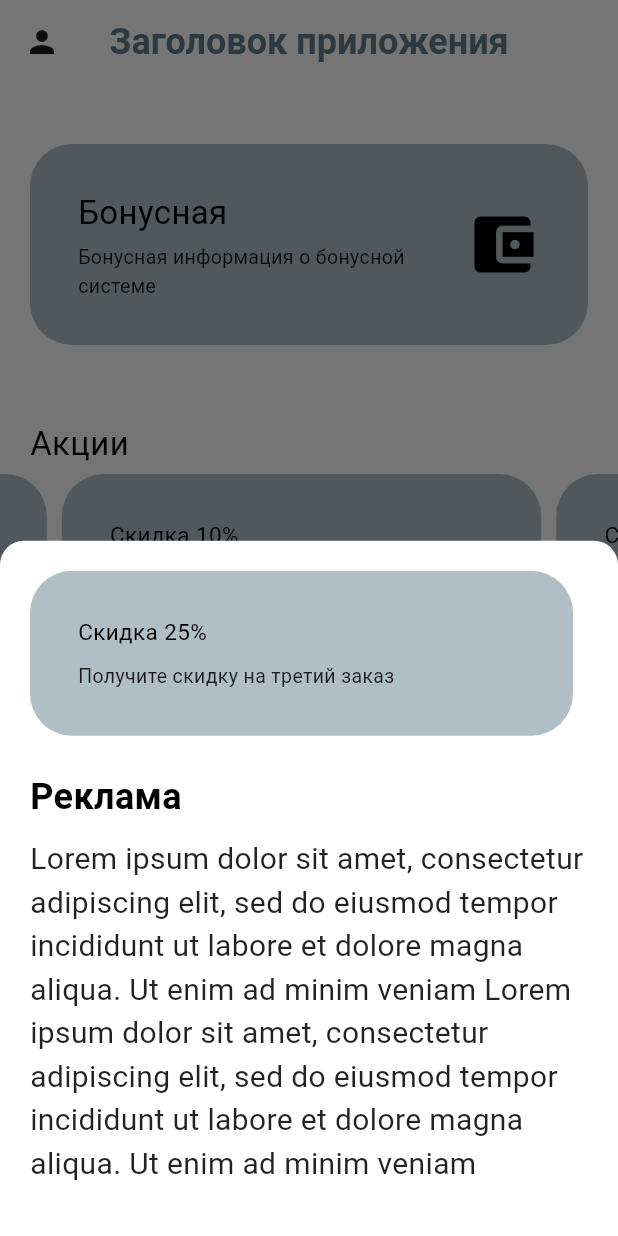
After one commit to ArtyomKorn1lov/FlutterDemo, a Flutter app: the screen it shows after launch, after a tap on "Скидка 25%", on a phone screen of 412 x 824 dp. The commit adds this screen. Run offline on Flutter 3.47's test engine with Material 3 defaults, Android fonts, the phone set to English and light mode, and no system bars; drawn by our look-alikes of carousel_slider.

Commit message:
Детальная информация слайдера карточки

```diff
--- a/lib/screens/home_screen.dart
+++ b/lib/screens/home_screen.dart
@@ -1,32 +1,85 @@
 import 'package:flutter/material.dart';
 import 'package:flutterdemo/widgets/bonus.dart';
 import 'package:flutterdemo/widgets/slider.dart';
-import 'package:flutterdemo/utils/slider_card_model.dart';
+import 'package:flutterdemo/utils/SliderCardModel.dart';
+import 'package:flutterdemo/widgets/card_detail.dart';
 
 class HomeScreen extends StatelessWidget {
   HomeScreen({super.key});
 
   final List<SliderCardModel> sales = [
-    SliderCardModel(title: "Скидка 10%", description: "Получите скидку на первый заказ сейчас"),
-    SliderCardModel(title: "Скидка 5%", description: "Получите скидку на второй заказ"),
-    SliderCardModel(title: "Скидка 25%", description: "Получите скидку на третий заказ"),
+    SliderCardModel(
+      title: "Скидка 10%",
+      description: "Получите скидку на первый заказ сейчас",
+    ),
+    SliderCardModel(
+      title: "Скидка 5%",
+      description: "Получите скидку на второй заказ",
+    ),
+    SliderCardModel(
+      title: "Скидка 25%",
+      description: "Получите скидку на третий заказ",
+    ),
   ];
 
   final List<SliderCardModel> news = [
-    SliderCardModel(title: "Новые события", description: "Lorem ipsum dolor sit amet, consectetur adipiscing elit, sed do eiusmod tempor incididunt ut labore et dolore magna aliqua. Ut enim ad minim veniam"),
-    SliderCardModel(title: "Не новые события%", description: "Lorem ipsum dolor sit amet, consectetur adipiscing elit"),
-    SliderCardModel(title: "Свежие события", description: "Lorem ipsum dolor sit amet, consectetur adipiscing elit, sed do eiusmod tempor incididunt"),
+    SliderCardModel(
+      title: "Новые события",
+      description:
+          "Lorem ipsum dolor sit amet, consectetur adipiscing elit, sed do eiusmod tempor incididunt ut labore et dolore magna aliqua. Ut enim ad minim veniam",
+    ),
+    SliderCardModel(
+      title: "Не новые события%",
+      description: "Lorem ipsum dolor sit amet, consectetur adipiscing elit",
+    ),
+    SliderCardModel(
+      title: "Свежие события",
+      description:
+          "Lorem ipsum dolor sit amet, consectetur adipiscing elit, sed do eiusmod tempor incididunt",
+    ),
   ];
 
   final List<SliderCardModel> products = [
-    SliderCardModel(title: "Товар 1", description: "Lorem ipsum dolor sit amet, consectetur adipiscing elit, sed do eiusmod tempor incididunt ut labore et dolore magna aliqua. Ut enim ad minim veniam"),
-    SliderCardModel(title: "Товар 2", description: "Lorem ipsum dolor sit amet, consectetur adipiscing elit, sed do eiusmod tempor incididunt ut labore et dolore magna aliqua. Ut enim ad minim veniam"),
-    SliderCardModel(title: "Товар 3", description: "Lorem ipsum dolor sit amet, consectetur adipiscing elit, sed do eiusmod tempor incididunt ut labore et dolore magna aliqua. Ut enim ad minim veniam"),
-    SliderCardModel(title: "Товар 4", description: "Lorem ipsum dolor sit amet, consectetur adipiscing elit, sed do eiusmod tempor incididunt ut labore et dolore magna aliqua. Ut enim ad minim veniam"),
-    SliderCardModel(title: "Товар 5", description: "Lorem ipsum dolor sit amet, consectetur adipiscing elit, sed do eiusmod tempor incididunt ut labore et dolore magna aliqua. Ut enim ad minim veniam"),
-    SliderCardModel(title: "Товар 6", description: "Lorem ipsum dolor sit amet, consectetur adipiscing elit, sed do eiusmod tempor incididunt ut labore et dolore magna aliqua. Ut enim ad minim veniam"),
-    SliderCardModel(title: "Товар 7", description: "Lorem ipsum dolor sit amet, consectetur adipiscing elit, sed do eiusmod tempor incididunt ut labore et dolore magna aliqua. Ut enim ad minim veniam"),
-    SliderCardModel(title: "Товар 8", description: "Lorem ipsum dolor sit amet, consectetur adipiscing elit, sed do eiusmod tempor incididunt ut labore et dolore magna aliqua. Ut enim ad minim veniam"),
+    SliderCardModel(
+      title: "Товар 1",
+      description:
+          "Lorem ipsum dolor sit amet, consectetur adipiscing elit, sed do eiusmod tempor incididunt ut labore et dolore magna aliqua. Ut enim ad minim veniam",
+    ),
+    SliderCardModel(
+      title: "Товар 2",
+      description:
+          "Lorem ipsum dolor sit amet, consectetur adipiscing elit, sed do eiusmod tempor incididunt ut labore et dolore magna aliqua. Ut enim ad minim veniam",
+    ),
+    SliderCardModel(
+      title: "Товар 3",
+      description:
+          "Lorem ipsum dolor sit amet, consectetur adipiscing elit, sed do eiusmod tempor incididunt ut labore et dolore magna aliqua. Ut enim ad minim veniam",
+    ),
+    SliderCardModel(
+      title: "Товар 4",
+      description:
+          "Lorem ipsum dolor sit amet, consectetur adipiscing elit, sed do eiusmod tempor incididunt ut labore et dolore magna aliqua. Ut enim ad minim veniam",
+    ),
+    SliderCardModel(
+      title: "Товар 5",
+      description:
+          "Lorem ipsum dolor sit amet, consectetur adipiscing elit, sed do eiusmod tempor incididunt ut labore et dolore magna aliqua. Ut enim ad minim veniam",
+    ),
+    SliderCardModel(
+      title: "Товар 6",
+      description:
+          "Lorem ipsum dolor sit amet, consectetur adipiscing elit, sed do eiusmod tempor incididunt ut labore et dolore magna aliqua. Ut enim ad minim veniam",
+    ),
+    SliderCardModel(
+      title: "Товар 7",
+      description:
+          "Lorem ipsum dolor sit amet, consectetur adipiscing elit, sed do eiusmod tempor incididunt ut labore et dolore magna aliqua. Ut enim ad minim veniam",
+    ),
+    SliderCardModel(
+      title: "Товар 8",
+      description:
+          "Lorem ipsum dolor sit amet, consectetur adipiscing elit, sed do eiusmod tempor incididunt ut labore et dolore magna aliqua. Ut enim ad minim veniam",
+    ),
   ];
 
   void navigateToForm(BuildContext context) {
@@ -39,22 +92,28 @@ class HomeScreen extends StatelessWidget {
       backgroundColor: Colors.white,
       appBar: AppBar(
         backgroundColor: Colors.white,
-        title: Text('Заголовок приложения', style: TextStyle(color: Colors.blueGrey, fontSize: 24, fontWeight: FontWeight.bold)),
+        title: Text(
+          'Заголовок приложения',
+          style: TextStyle(
+            color: Colors.blueGrey,
+            fontSize: 24,
+            fontWeight: FontWeight.bold,
+          ),
+        ),
         centerTitle: true,
         leading: IconButton(
-            onPressed: () => navigateToForm(context),
-            icon: Icon(Icons.person)
+          onPressed: () => navigateToForm(context),
+          icon: Icon(Icons.person),
         ),
       ),
-      body:
-      SingleChildScrollView(
+      body: SingleChildScrollView(
         padding: EdgeInsets.symmetric(vertical: 20, horizontal: 0),
         child: Column(
           spacing: 30,
-          children: [
+          children: <Widget>[
             Container(
-                padding: EdgeInsets.symmetric(vertical: 20, horizontal: 20),
-                child: BonusWidget(title: 'Бонусная'),
+              padding: EdgeInsets.symmetric(vertical: 20, horizontal: 20),
+              child: BonusWidget(title: 'Бонусная'),
             ),
             SliderMain(title: 'Акции', items: sales),
             SliderMain(title: 'Новости', items: news),
--- /dev/null
+++ b/lib/widgets/card_detail.dart
@@ -0,0 +1,40 @@
+import 'package:flutter/material.dart';
+import 'package:flutterdemo/utils/SliderCardModel.dart';
+import 'package:flutterdemo/widgets/work_card.dart';
+
+class CardDetail extends StatelessWidget {
+  final SliderCardModel item;
+
+  const CardDetail({super.key, required this.item});
+
+  @override
+  Widget build(BuildContext context) {
+    return Container(
+      padding: EdgeInsets.symmetric(vertical: 20, horizontal: 20),
+      width: double.infinity,
+      height: double.infinity,
+      decoration: BoxDecoration(
+        borderRadius: BorderRadius.vertical(top: Radius.circular(16)),
+      ),
+      child: Column(
+        mainAxisAlignment: MainAxisAlignment.start,
+        crossAxisAlignment: CrossAxisAlignment.start,
+        spacing: 24,
+        children: <Widget>[
+          WorkCard(title: item.title, description: item.description ?? ""),
+          Column(
+            spacing: 10,
+            crossAxisAlignment: CrossAxisAlignment.start,
+            children: <Widget>[
+              Text("Реклама", style: TextStyle(color: Colors.black, fontSize: 24, fontWeight: FontWeight.w700)),
+              Text(
+                "Lorem ipsum dolor sit amet, consectetur adipiscing elit, sed do eiusmod tempor incididunt ut labore et dolore magna aliqua. Ut enim ad minim veniam Lorem ipsum dolor sit amet, consectetur adipiscing elit, sed do eiusmod tempor incididunt ut labore et dolore magna aliqua. Ut enim ad minim veniam",
+                style: TextStyle(color: Colors.black87, fontSize: 20),
+              ),
+            ],
+          ),
+        ],
+      ),
+    );
+  }
+}
--- a/lib/widgets/slider.dart
+++ b/lib/widgets/slider.dart
@@ -1,6 +1,8 @@
 import 'package:flutter/material.dart';
 import 'package:carousel_slider/carousel_slider.dart';
-import 'package:flutterdemo/utils/slider_card_model.dart';
+import 'package:flutterdemo/utils/SliderCardModel.dart';
+import 'package:flutterdemo/widgets/card_detail.dart';
+import 'package:flutterdemo/widgets/work_card.dart';
 
 class SliderMain extends StatefulWidget {
   final List<SliderCardModel> items;
@@ -29,29 +31,24 @@ class _SliderMainState extends State<SliderMain> {
         CarouselSlider(
           items: widget.items
               .map(
-                (item) => Padding(
-                  padding: const EdgeInsets.only(right: 10),
-                  child: Container(
-                    width: double.infinity,
-                    padding: EdgeInsets.symmetric(vertical: 30, horizontal: 32),
-                    decoration: BoxDecoration(
-                      color: Colors.blueGrey[200],
-                      borderRadius: BorderRadius.circular(28),
-                    ),
-                    child: Column(
-                      crossAxisAlignment: CrossAxisAlignment.start,
-                      spacing: 10,
-                      children: <Widget>[
-                        Text(
-                          item.title,
-                          style: TextStyle(color: Colors.black, fontSize: 15),
+                (item) => GestureDetector(
+                  onTap: () {
+                    showModalBottomSheet<void>(
+                      context: context,
+                      backgroundColor: Colors.white,
+                      shape: RoundedRectangleBorder(
+                        borderRadius: BorderRadius.vertical(
+                          top: Radius.circular(16),
                         ),
-                        Text(
-                          item.description ?? "",
-                          style: TextStyle(color: Colors.black87, fontSize: 13),
-                        ),
-                      ],
-                    ),
+                      ),
+                      builder: (BuildContext context) {
+                        return CardDetail(item: item);
+                      },
+                    );
+                  },
+                  child: WorkCard(
+                    title: item.title,
+                    description: item.description ?? "",
                   ),
                 ),
               )
--- /dev/null
+++ b/lib/widgets/work_card.dart
@@ -0,0 +1,34 @@
+import 'package:flutter/material.dart';
+
+class WorkCard extends StatelessWidget {
+  final String title;
+  final String description;
+
+  const WorkCard({super.key, required this.title, required this.description});
+
+  @override
+  Widget build(BuildContext context) {
+    return Padding(
+      padding: const EdgeInsets.only(right: 10),
+      child: Container(
+        width: double.infinity,
+        padding: EdgeInsets.symmetric(vertical: 30, horizontal: 32),
+        decoration: BoxDecoration(
+          color: Colors.blueGrey[200],
+          borderRadius: BorderRadius.circular(28),
+        ),
+        child: Column(
+          crossAxisAlignment: CrossAxisAlignment.start,
+          spacing: 10,
+          children: <Widget>[
+            Text(title, style: TextStyle(color: Colors.black, fontSize: 15)),
+            Text(
+              description,
+              style: TextStyle(color: Colors.black87, fontSize: 13),
+            ),
+          ],
+        ),
+      ),
+    );
+  }
+}
```
Also changed, not shown: lib/utils/SliderCardModel.dart (renamed from lib/utils/slider_card_model.dart).
